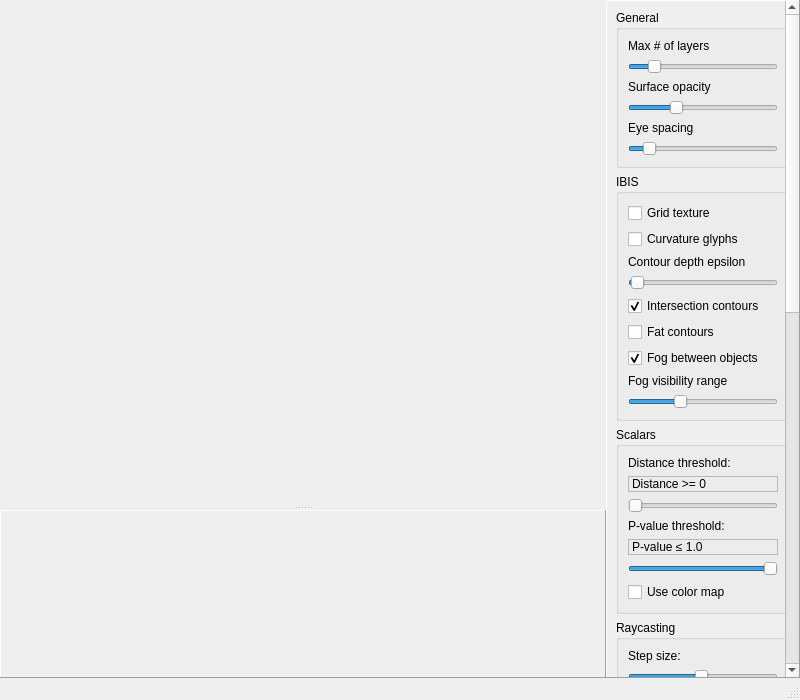
First picture: the form in Widgets/NQVTKWindow.ui, repository bwrrp/nqvtk, before the edit.
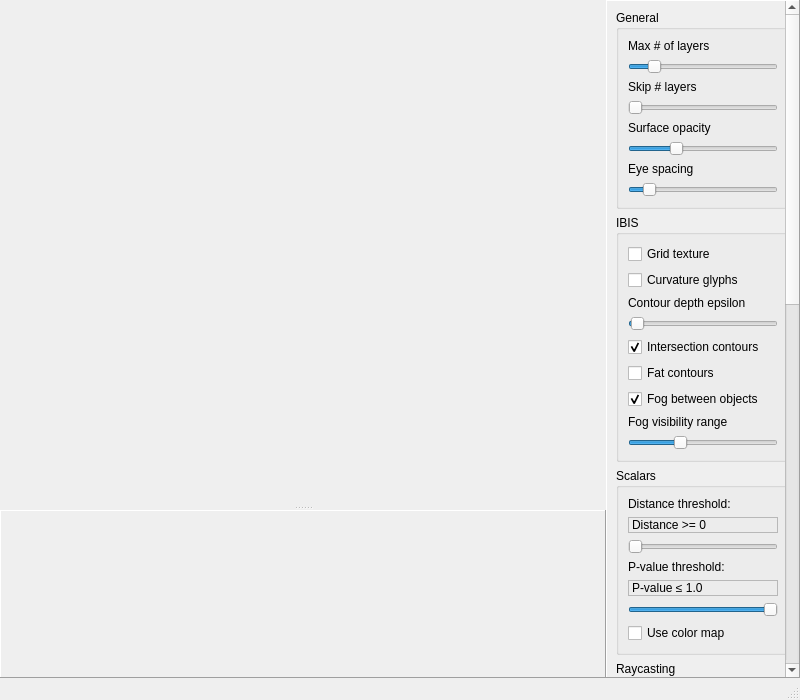
Second picture: the form after the edit. Custom widgets are drawn as their Qt base class.

Commit message: Added skip layers option to LayeredRenderer. Fixed inconsistent id encoding. Fixed a few warnings in the shaders.

What changed in the file:
```diff
--- a/Widgets/NQVTKWindow.ui
+++ b/Widgets/NQVTKWindow.ui
@@ -90,9 +90,9 @@
        <property name="geometry" >
         <rect>
          <x>0</x>
-         <y>-660</y>
+         <y>0</y>
          <width>177</width>
-         <height>1465</height>
+         <height>1507</height>
         </rect>
        </property>
        <layout class="QVBoxLayout" name="verticalLayout_3" >
@@ -131,6 +131,23 @@
              </property>
             </widget>
            </item>
+           <item>
+            <widget class="QLabel" name="skipLayersLabel" >
+             <property name="text" >
+              <string>Skip # layers</string>
+             </property>
+            </widget>
+           </item>
+           <item>
+            <widget class="QSlider" name="skipLayers" >
+             <property name="maximum" >
+              <number>50</number>
+             </property>
+             <property name="orientation" >
+              <enum>Qt::Horizontal</enum>
+             </property>
+            </widget>
+           </item>
            <item>
             <widget class="QLabel" name="opacityLabel" >
              <property name="text" >
```
The commit also changes 6 other files.
